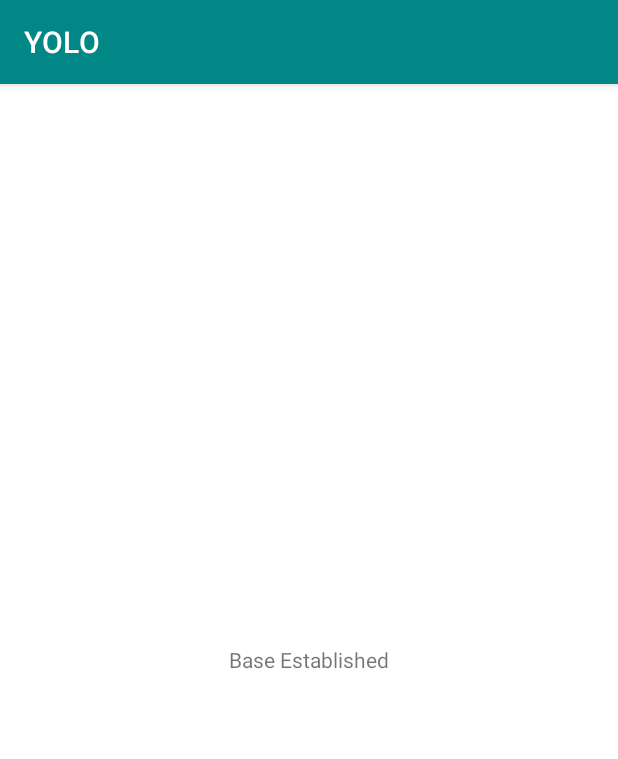
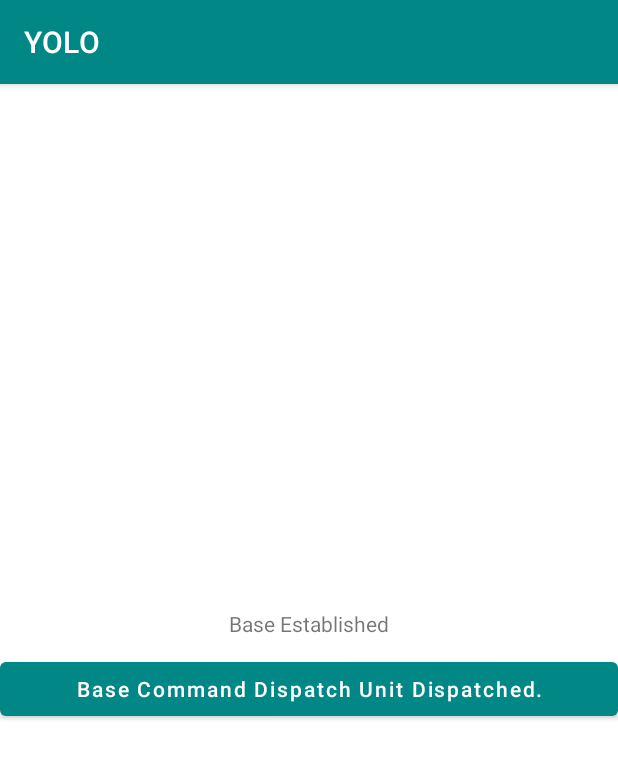
Before and after one commit to k-wjames/YOLO, an Android app: the PlayMansion screen opened directly, with no data from a screen before it, on a phone screen of 412 x 824 dp. Shown: the top 759 px of the screen. Run offline under Robolectric (Android 15) with nearby library versions, the phone set to English and light mode, and no system bars.

Commit message:
Copy that. Boots on ground Sir

```diff
--- a/app/src/main/res/layout/activity_play_mansion.xml
+++ b/app/src/main/res/layout/activity_play_mansion.xml
@@ -11,6 +11,13 @@
     <TextView
         android:layout_width="wrap_content"
         android:layout_height="wrap_content"
-        android:text="Base Established"/>
+        android:text="Base Established"
+        android:layout_margin="10dp"/>
+
+    <Button
+        android:layout_width="match_parent"
+        android:layout_height="wrap_content"
+        android:text="Base Command Dispatch Unit Dispatched."
+        android:textAllCaps="false"/>
 
 </LinearLayout>
```
